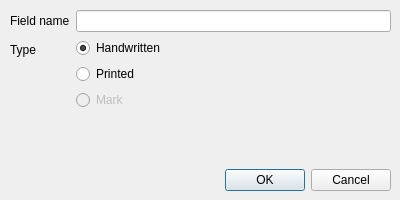
First picture: the form in aer/views/addfielddialog.ui, repository GandalfM/automatic-exams-reader, before the edit.
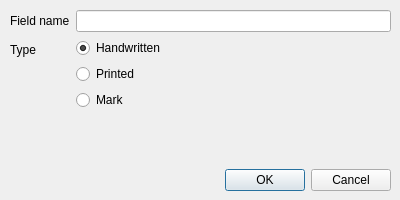
Second picture: the form after the edit.

```diff
--- a/aer/views/addfielddialog.ui
+++ b/aer/views/addfielddialog.ui
@@ -85,7 +85,7 @@
         <item>
          <widget class="QRadioButton" name="radioMarked">
           <property name="enabled">
-           <bool>false</bool>
+           <bool>true</bool>
           </property>
           <property name="text">
            <string>Mark</string>
```
